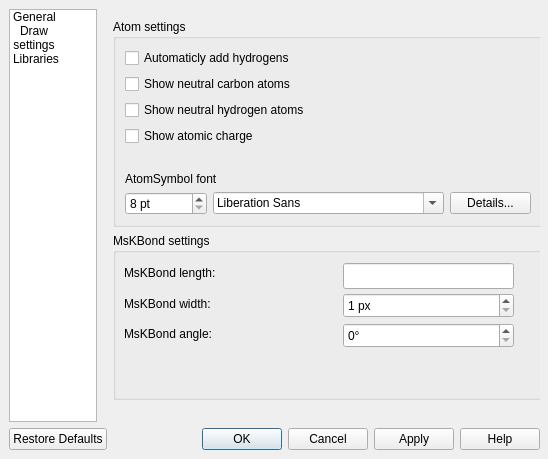
timvdm/Molsketch, file src/settings.ui: the form before one commit.
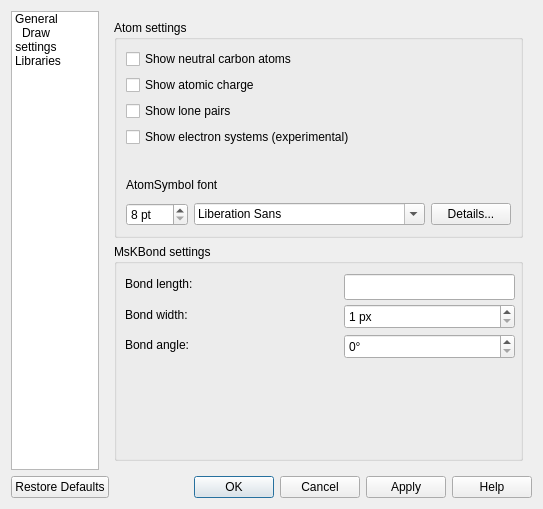
The form after the commit. The open tabs and pages were chosen to show the change. Icons and pictures are not drawn.

```diff
--- a/src/settings.ui
+++ b/src/settings.ui
@@ -7,8 +7,8 @@
    <rect>
     <x>0</x>
     <y>0</y>
-    <width>548</width>
-    <height>459</height>
+    <width>543</width>
+    <height>509</height>
    </rect>
   </property>
   <property name="windowTitle">
@@ -18,15 +18,8 @@
    <iconset>
     <normaloff>:/images/configure.png</normaloff>:/images/configure.png</iconset>
   </property>
-  <widget class="QWidget" name="layoutWidget">
-   <property name="geometry">
-    <rect>
-     <x>9</x>
-     <y>9</y>
-     <width>531</width>
-     <height>441</height>
-    </rect>
-   </property>
+  <layout class="QHBoxLayout" name="horizontalLayout">
+   <item>
    <layout class="QVBoxLayout">
     <item>
      <layout class="QHBoxLayout">
@@ -211,15 +204,8 @@
          </widget>
         </widget>
         <widget class="QWidget" name="drawingPage">
-         <widget class="QWidget" name="layoutWidget">
-          <property name="geometry">
-           <rect>
-            <x>10</x>
-            <y>10</y>
-            <width>430</width>
-            <height>381</height>
-           </rect>
-          </property>
+          <layout class="QHBoxLayout" name="horizontalLayout_2">
+           <item>
           <layout class="QVBoxLayout">
            <item>
             <widget class="QGroupBox" name="groupBoxAtom">
@@ -242,21 +228,7 @@
               <property name="spacing">
                <number>6</number>
               </property>
-              <item row="2" column="0">
-               <widget class="QCheckBox" name="checkBoxShowHydrogen">
-                <property name="text">
-                 <string>Show neutral hydrogen atoms</string>
-                </property>
-               </widget>
-              </item>
-              <item row="0" column="0">
-               <widget class="QCheckBox" name="checkBoxAutoHydrogen">
-                <property name="text">
-                 <string>Automaticly add hydrogens</string>
-                </property>
-               </widget>
-              </item>
-              <item row="3" column="0">
+                <item row="1" column="0">
                <widget class="QCheckBox" name="checkBoxShowValency">
                 <property name="sizePolicy">
                  <sizepolicy hsizetype="Preferred" vsizetype="Fixed">
@@ -269,7 +241,7 @@
                 </property>
                </widget>
               </item>
-              <item row="1" column="0">
+                <item row="0" column="0">
                <widget class="QCheckBox" name="checkBoxShowCarbon">
                 <property name="text">
                  <string>Show neutral carbon atoms</string>
@@ -338,6 +310,20 @@
                 </property>
                </spacer>
               </item>
+                <item row="2" column="0">
+                 <widget class="QCheckBox" name="checkBoxShowLP">
+                  <property name="text">
+                   <string>Show lone pairs</string>
+                  </property>
+                 </widget>
+                </item>
+                <item row="3" column="0">
+                 <widget class="QCheckBox" name="checkBoxShowES">
+                  <property name="text">
+                   <string>Show electron systems (experimental)</string>
+                  </property>
+                 </widget>
+                </item>
              </layout>
             </widget>
            </item>
@@ -362,7 +348,7 @@
                </rect>
               </property>
               <property name="text">
-               <string>MsKBond length:</string>
+                 <string>Bond length:</string>
               </property>
              </widget>
              <widget class="QLineEdit" name="lineEditBondLength">
@@ -385,7 +371,7 @@
                </rect>
               </property>
               <property name="text">
-               <string>MsKBond width:</string>
+                 <string>Bond width:</string>
               </property>
              </widget>
              <widget class="QDoubleSpinBox" name="doubleSpinBoxBondWidth">
@@ -451,13 +437,14 @@
                </rect>
               </property>
               <property name="text">
-               <string>MsKBond angle:</string>
+                 <string>Bond angle:</string>
               </property>
              </widget>
             </widget>
            </item>
           </layout>
-         </widget>
+           </item>
+          </layout>
         </widget>
         <widget class="QWidget" name="librariesPage">
          <widget class="QGroupBox" name="groupBoxLibraries">
@@ -543,7 +530,8 @@
      </widget>
     </item>
    </layout>
-  </widget>
+   </item>
+  </layout>
  </widget>
  <tabstops>
   <tabstop>buttonBox</tabstop>
```
Left out of the diff: 2 changed lines with no effect on the pictures. Lines whose indentation alone changed are shown as unchanged.
